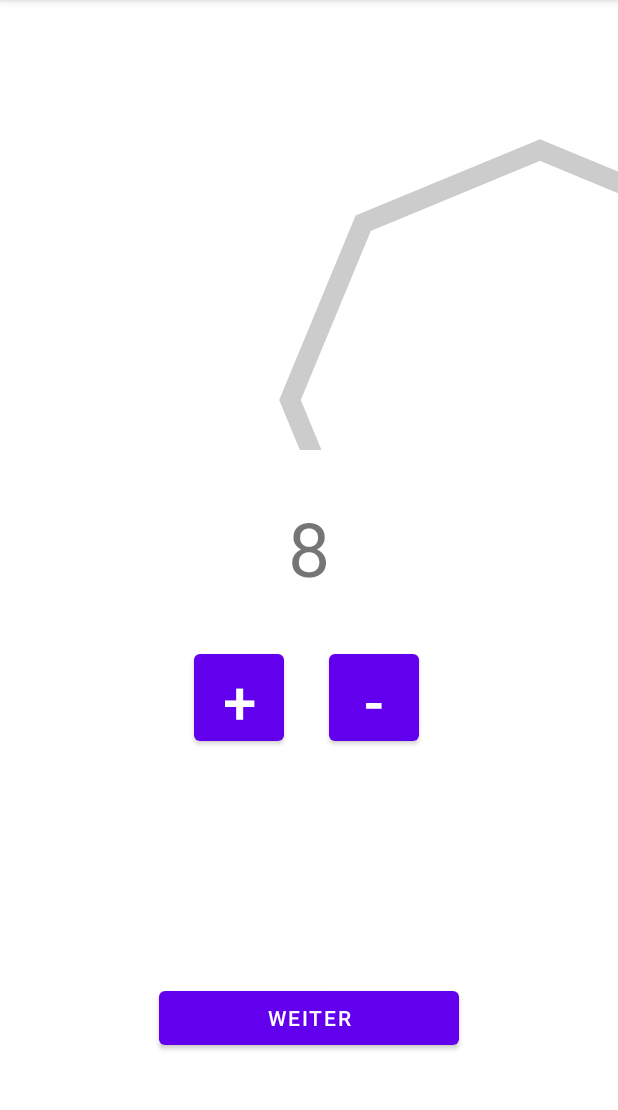
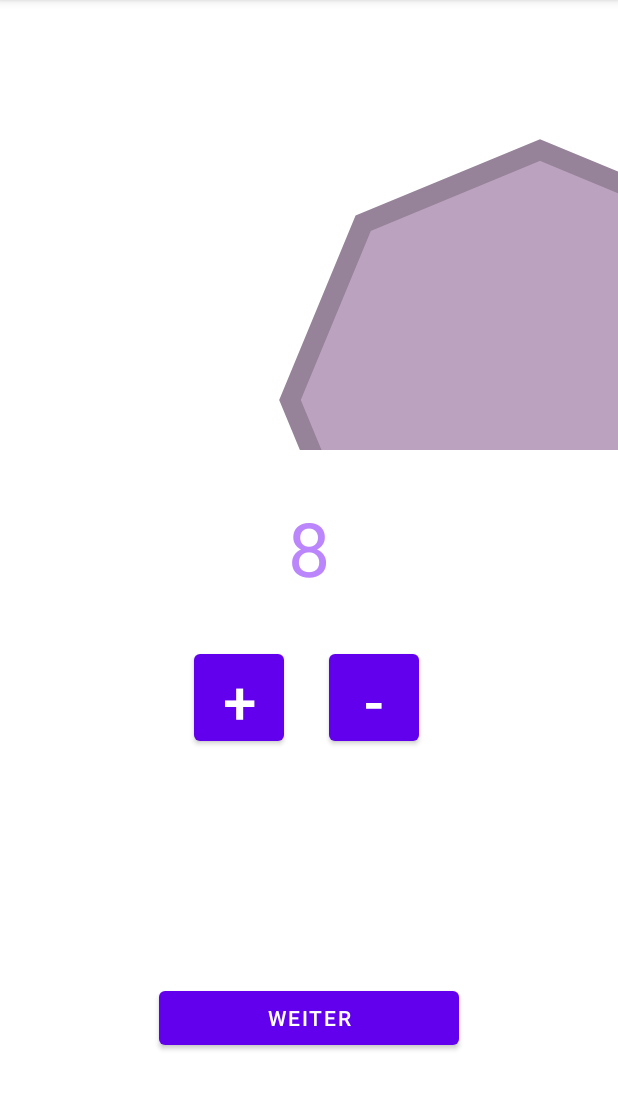
Before and after one commit to Jonasf-91/Interaktionsprinzipien, an Android app: the EditorColorActivity screen opened directly, with no data from a screen before it, after a tap on "WEITER", on a phone screen of 412 x 824 dp, the part 84-1194 px from its top. Run offline under Robolectric (Android 15) with nearby library versions, the phone set to English and light mode, and no system bars; 1 other tap on this screen came first.

Commit message:
editor draw überall sichtbar

```diff
--- a/app/src/main/java/com/example/coin/CoinView.kt
+++ b/app/src/main/java/com/example/coin/CoinView.kt
@@ -13,16 +13,17 @@
     private var x = 540
     private var y = 400
     var coin = Coin()
-    var printPath = Path()
-    lateinit var printBitmap: Bitmap
-    lateinit var printCanvas: Canvas
+    var printBitmap: Bitmap = Bitmap.createBitmap(1, 1, Bitmap.Config.ARGB_8888)
+    lateinit var coinBitmap: Bitmap
+    lateinit var coinCanvas: Canvas
     val paint = Paint()
 
     override fun onSizeChanged(width: Int, height: Int, oldWidth: Int, oldHeight: Int) {
         super.onSizeChanged(width, height, oldWidth, oldHeight)
 
-        printBitmap = Bitmap.createBitmap(width, height, Bitmap.Config.ARGB_8888)
-        printCanvas = Canvas(printBitmap)
+        coinBitmap = Bitmap.createBitmap(width, height, Bitmap.Config.ARGB_8888)
+        coinCanvas = Canvas(coinBitmap)
+
 
 
 
@@ -30,26 +31,29 @@
 
     override fun onDraw(canvas: Canvas) {
 
+        coinBitmap = Bitmap.createBitmap(width, height, Bitmap.Config.ARGB_8888)
+        coinCanvas = Canvas(coinBitmap)
         val path = createPolygon(coin.corners, 250f)
 
 
         // draw Fill
         paint.setStyle(Paint.Style.FILL)
         paint.setColor(coin.fillColor)
-        canvas.drawPath(path, paint)
+        coinCanvas.drawPath(path, paint)
 
         // draw Stroke
         paint.setStyle(Paint.Style.STROKE)
         paint.setColor(coin.strokeColor)
         paint.setStrokeWidth(20f)
         paint.setStrokeCap(Paint.Cap.ROUND)
-        canvas.drawPath(path, paint)
+        coinCanvas.drawPath(path, paint)
 
         // draw finger path
-        paint.setStrokeWidth(10f)
         val positionX = (width/2)-printBitmap.width/2
         val positionY = (height/2)-printBitmap.height/2
-        canvas.drawBitmap(printBitmap, positionX.toFloat(), positionY.toFloat(), null)
+        coinCanvas.drawBitmap(printBitmap, positionX.toFloat(), positionY.toFloat(), null)
+
+        canvas.drawBitmap(coinBitmap,0f, 0f, null)
     }
 
     fun createPolygon(sides: Int, radius: Float): Path {
@@ -81,7 +85,7 @@
     fun update(newCoin: Coin){
         coin = newCoin
         invalidate()
-        requestLayout()
+
     }
 
     fun update(){
@@ -92,7 +96,14 @@
     fun updatePrint(bitmap : Bitmap){
         printBitmap = bitmap
         invalidate()
-        requestLayout()
+
+    }
+
+    fun update(newCoin:Coin, bitmap : Bitmap){
+        printBitmap = bitmap
+        coin = newCoin
+        invalidate()
+
     }
 
 
--- a/app/src/main/java/com/example/interaktionsprinzipien/EditorColorActivity.kt
+++ b/app/src/main/java/com/example/interaktionsprinzipien/EditorColorActivity.kt
@@ -22,7 +22,7 @@
         if (intent.getParcelableExtra<Coin>("coin") != null) {
             coin = intent.getParcelableExtra("coin")!!
         }
-        val coinView : CoinView = findViewById(R.id.coinViewEditor)
+        val coinView : CoinView = findViewById(R.id.coinViewAll)
         coinView.update(coin)
 
         val changeColorBtn = findViewById<Button>(R.id.changeColorBtn)
--- a/app/src/main/java/com/example/interaktionsprinzipien/EditorCornerActivity.kt
+++ b/app/src/main/java/com/example/interaktionsprinzipien/EditorCornerActivity.kt
@@ -19,7 +19,7 @@
         if (intent.getParcelableExtra<Coin>("coin") != null) {
             coin = intent.getParcelableExtra("coin")!!
         }
-        val coinView : CoinView = findViewById(R.id.coinViewEditor)
+        val coinView : CoinView = findViewById(R.id.coinViewAll)
         coinView.update(coin)
 
         val textView : TextView = findViewById(R.id.cornerCounterView)
--- a/app/src/main/java/com/example/interaktionsprinzipien/EditorDrawActivity.kt
+++ b/app/src/main/java/com/example/interaktionsprinzipien/EditorDrawActivity.kt
@@ -9,6 +9,7 @@
 import com.example.coin.com.example.coin.Coin
 import com.example.coin.com.example.coin.CoinView
 import kotlinx.android.synthetic.main.activity_editor_draw.*
+import kotlinx.android.synthetic.main.coin_view_include.*
 
 class EditorDrawActivity : AppCompatActivity() {
 
@@ -21,11 +22,12 @@
             coin = intent.getParcelableExtra("coin")!!
         }
 
-        coinViewDraw.update(coin)
+
+        coinViewAll.update(coin)
 
 
         updateDrawingBtn.setOnClickListener {
-            coinViewDraw.updatePrint(drawingView.extraBitmap)
+            coinViewAll.updatePrint(drawingView.extraBitmap)
             drawingView.cleanBitmap()
         }
 
--- a/app/src/main/res/layout/activity_editor_corner.xml
+++ b/app/src/main/res/layout/activity_editor_corner.xml
@@ -7,14 +7,17 @@
     android:background="#FFFFFF"
     tools:context=".EditorActivity">
 
-    <com.example.coin.com.example.coin.CoinView
-        android:id="@+id/coinViewCorner"
-        android:layout_width="fill_parent"
+    <include
+        android:id="@+id/cvIncludeCorner"
+        layout="@layout/coin_view_include"
+        android:layout_width="0dp"
         android:layout_height="300dp"
+        app:layout_constraintBottom_toBottomOf="parent"
         app:layout_constraintEnd_toEndOf="parent"
-        app:layout_constraintHorizontal_bias="0.0"
+        app:layout_constraintHorizontal_bias="1.0"
         app:layout_constraintStart_toStartOf="parent"
-        app:layout_constraintTop_toTopOf="parent" />
+        app:layout_constraintTop_toTopOf="parent"
+        app:layout_constraintVertical_bias="0.0" />
 
     <Button
         android:id="@+id/moreCornersBtn"
@@ -26,7 +29,7 @@
         app:layout_constraintEnd_toEndOf="parent"
         app:layout_constraintHorizontal_bias="0.367"
         app:layout_constraintStart_toStartOf="parent"
-        app:layout_constraintTop_toBottomOf="@+id/coinViewCorner"
+        app:layout_constraintTop_toBottomOf="@+id/cvIncludeCorner"
         app:layout_constraintVertical_bias="0.326" />
 
     <Button
@@ -39,7 +42,7 @@
         app:layout_constraintEnd_toEndOf="parent"
         app:layout_constraintHorizontal_bias="0.623"
         app:layout_constraintStart_toStartOf="parent"
-        app:layout_constraintTop_toBottomOf="@+id/coinViewCorner"
+        app:layout_constraintTop_toBottomOf="@+id/cvIncludeCorner"
         app:layout_constraintVertical_bias="0.326" />
 
     <Button
@@ -50,18 +53,19 @@
         app:layout_constraintBottom_toBottomOf="parent"
         app:layout_constraintEnd_toEndOf="parent"
         app:layout_constraintStart_toStartOf="parent"
-        app:layout_constraintTop_toBottomOf="@+id/coinViewCorner"
+        app:layout_constraintTop_toBottomOf="@+id/cvIncludeCorner"
         app:layout_constraintVertical_bias="0.845" />
 
     <TextView
         android:id="@+id/cornerCounterView"
         android:layout_width="wrap_content"
         android:layout_height="wrap_content"
-        android:text="@string/at"
+        android:text="TextView"
+        android:textColor="@color/purple_200"
         android:textSize="50sp"
         app:layout_constraintBottom_toTopOf="@+id/moreCornersBtn"
         app:layout_constraintEnd_toEndOf="parent"
         app:layout_constraintStart_toStartOf="parent"
-        app:layout_constraintTop_toBottomOf="@+id/coinViewCorner" />
+        app:layout_constraintTop_toBottomOf="@+id/cvIncludeCorner" />
 
 </androidx.constraintlayout.widget.ConstraintLayout>
--- /dev/null
+++ b/app/src/main/res/layout/coin_view_include.xml
@@ -0,0 +1,23 @@
+<?xml version="1.0" encoding="utf-8"?>
+<androidx.constraintlayout.widget.ConstraintLayout xmlns:android="http://schemas.android.com/apk/res/android"
+    xmlns:app="http://schemas.android.com/apk/res-auto"
+    xmlns:tools="http://schemas.android.com/tools"
+    android:layout_width="match_parent"
+    android:layout_height="match_parent"
+    android:background="#FFFFFF"
+    tools:context=".EditorActivity">
+
+    <com.example.coin.com.example.coin.CoinView
+        android:id="@+id/coinViewAll"
+        android:layout_width="fill_parent"
+        android:layout_height="300dp"
+        app:layout_constraintBottom_toBottomOf="parent"
+        app:layout_constraintEnd_toEndOf="parent"
+        app:layout_constraintHorizontal_bias="0.0"
+        app:layout_constraintStart_toStartOf="parent"
+        app:layout_constraintTop_toTopOf="parent"
+        app:layout_constraintVertical_bias="0.0" />
+
+
+
+</androidx.constraintlayout.widget.ConstraintLayout>
```
Also changed, not shown: app/src/main/java/com/example/coin/DrawingView.kt (+14 -13 lines), app/src/main/java/com/example/interaktionsprinzipien/EditorActivity.kt (+75 -63 lines), app/src/main/res/layout/activity_editor.xml (+12 -9 lines), app/src/main/res/layout/activity_editor_color.xml (+11 -9 lines), app/src/main/res/layout/activity_editor_draw.xml (+14 -11 lines).
